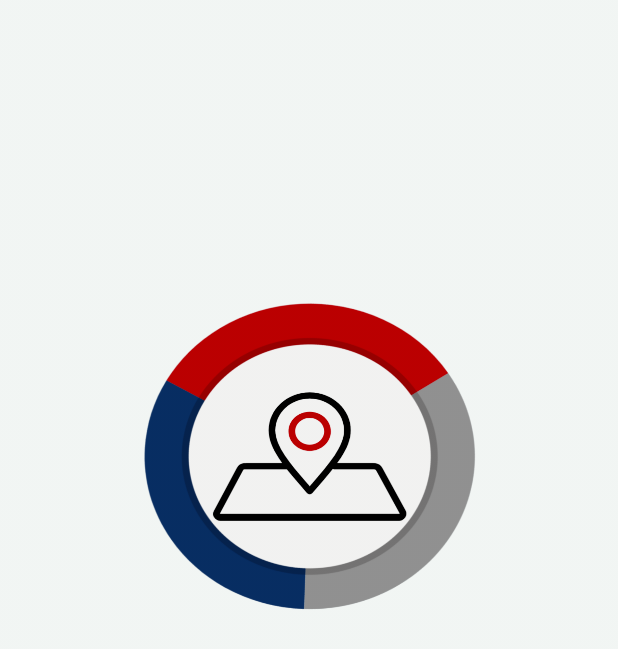
After one commit to MP-locateC/locatec_main, an Android app: the SplashActivity screen opened directly, with no data from a screen before it, on a phone screen of 412 x 824 dp. The commit adds this screen. Shown: the top 649 px of the screen. Run offline under Robolectric (Android 15) with nearby library versions, the phone set to English and light mode, and no system bars.

Commit message:
feat : add splash

```diff
--- a/app/src/main/AndroidManifest.xml
+++ b/app/src/main/AndroidManifest.xml
@@ -34,6 +34,12 @@
             android:name="com.google.android.geo.API_KEY"
             android:value="@string/google_maps_key" />
 
+        <activity android:name=".SplashActivity" android:theme="@style/Theme.SplashActivityTheme">
+            <intent-filter>
+                <action android:name="android.intent.action.MAIN" />
+                <category android:name="android.intent.category.LAUNCHER"/>
+            </intent-filter>
+        </activity>
         <activity
             android:name=".MapsActivity"
             android:label="@string/title_activity_maps">
--- /dev/null
+++ b/app/src/main/java/com/example/locatec/SplashActivity.java
@@ -0,0 +1,30 @@
+package com.example.locatec;
+
+import android.content.Intent;
+import android.os.Bundle;
+import android.os.Handler;
+import android.util.Log;
+
+import androidx.appcompat.app.AppCompatActivity;
+
+public class SplashActivity extends AppCompatActivity {
+    private static final String Tag = "SplashActivity";
+
+    @Override
+    protected void onCreate(Bundle savedInstanceState) {
+        super.onCreate(savedInstanceState);
+        startLoading();
+    }
+
+    private void startLoading() {
+        Handler handler = new Handler();
+        handler.postDelayed(new Runnable() {
+            @Override
+            public void run() {
+                Log.e(Tag, "Application Running");
+                startActivity(new Intent(getApplicationContext(), MapsActivity.class));
+                finish();
+            }
+        },2000);
+    }
+}
--- a/app/src/main/res/values/themes.xml
+++ b/app/src/main/res/values/themes.xml
@@ -20,4 +20,8 @@
         <item name="android:windowFullscreen">true</item>
         <item name="android:windowContentOverlay">@null</item>
     </style>
+
+    <style name="Theme.SplashActivityTheme" parent="Theme.AppCompat.NoActionBar">
+        <item name="android:windowBackground">@drawable/splash</item>
+    </style>
 </resources>
```
Also changed, not shown: app/src/main/res/drawable/splash.png (added).
